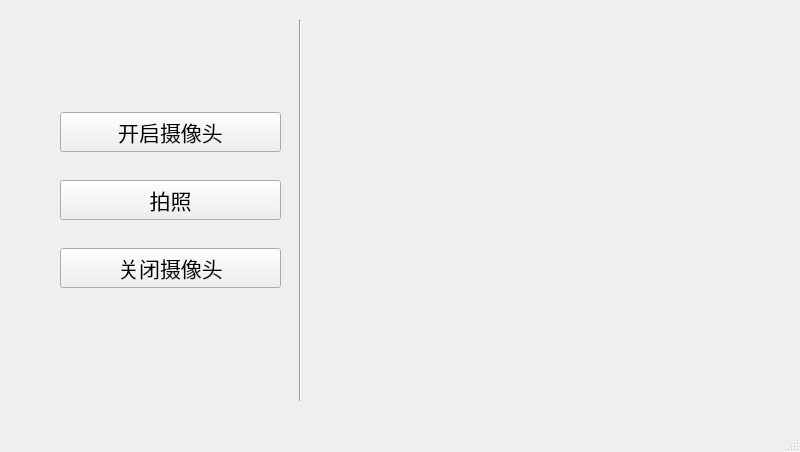
Mitty-Hu/CGproject, file GUIDesign.ui: the form before one commit.
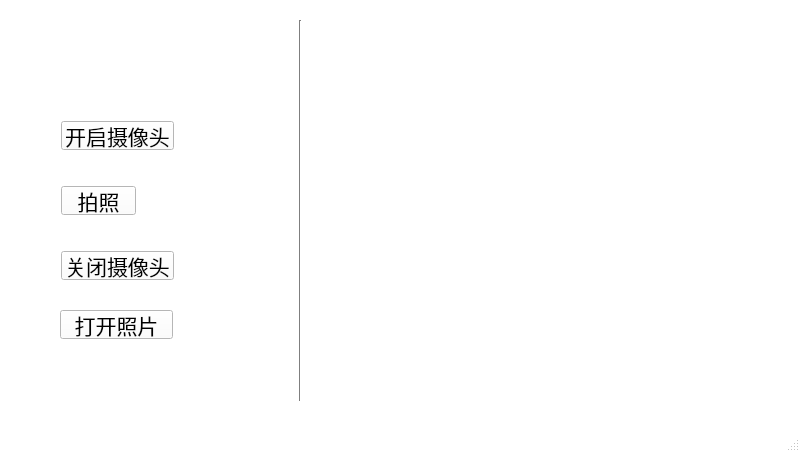
The form after the commit. Icons and pictures are not drawn.

Commit message: 添加了窗口图标和背景

The edit to the form file:
```diff
--- a/GUIDesign.ui
+++ b/GUIDesign.ui
@@ -10,6 +10,448 @@
     <height>452</height>
    </rect>
   </property>
+  <property name="palette">
+   <palette>
+    <active>
+     <colorrole role="WindowText">
+      <brush brushstyle="SolidPattern">
+       <color alpha="255">
+        <red>0</red>
+        <green>0</green>
+        <blue>0</blue>
+       </color>
+      </brush>
+     </colorrole>
+     <colorrole role="Button">
+      <brush brushstyle="SolidPattern">
+       <color alpha="255">
+        <red>255</red>
+        <green>255</green>
+        <blue>255</blue>
+       </color>
+      </brush>
+     </colorrole>
+     <colorrole role="Light">
+      <brush brushstyle="SolidPattern">
+       <color alpha="255">
+        <red>255</red>
+        <green>255</green>
+        <blue>255</blue>
+       </color>
+      </brush>
+     </colorrole>
+     <colorrole role="Midlight">
+      <brush brushstyle="SolidPattern">
+       <color alpha="255">
+        <red>255</red>
+        <green>255</green>
+        <blue>255</blue>
+       </color>
+      </brush>
+     </colorrole>
+     <colorrole role="Dark">
+      <brush brushstyle="SolidPattern">
+       <color alpha="255">
+        <red>127</red>
+        <green>127</green>
+        <blue>127</blue>
+       </color>
+      </brush>
+     </colorrole>
+     <colorrole role="Mid">
+      <brush brushstyle="SolidPattern">
+       <color alpha="255">
+        <red>170</red>
+        <green>170</green>
+        <blue>170</blue>
+       </color>
+      </brush>
+     </colorrole>
+     <colorrole role="Text">
+      <brush brushstyle="SolidPattern">
+       <color alpha="255">
+        <red>0</red>
+        <green>0</green>
+        <blue>0</blue>
+       </color>
+      </brush>
+     </colorrole>
+     <colorrole role="BrightText">
+      <brush brushstyle="SolidPattern">
+       <color alpha="255">
+        <red>255</red>
+        <green>255</green>
+        <blue>255</blue>
+       </color>
+      </brush>
+     </colorrole>
+     <colorrole role="ButtonText">
+      <brush brushstyle="SolidPattern">
+       <color alpha="255">
+        <red>0</red>
+        <green>0</green>
+        <blue>0</blue>
+       </color>
+      </brush>
+     </colorrole>
+     <colorrole role="Base">
+      <brush brushstyle="SolidPattern">
+       <color alpha="255">
+        <red>255</red>
+        <green>255</green>
+        <blue>255</blue>
+       </color>
+      </brush>
+     </colorrole>
+     <colorrole role="Window">
+      <brush brushstyle="SolidPattern">
+       <color alpha="255">
+        <red>255</red>
+        <green>255</green>
+        <blue>255</blue>
+       </color>
+      </brush>
+     </colorrole>
+     <colorrole role="Shadow">
+      <brush brushstyle="SolidPattern">
+       <color alpha="255">
+        <red>0</red>
+        <green>0</green>
+        <blue>0</blue>
+       </color>
+      </brush>
+     </colorrole>
+     <colorrole role="AlternateBase">
+      <brush brushstyle="SolidPattern">
+       <color alpha="255">
+        <red>255</red>
+        <green>255</green>
+        <blue>255</blue>
+       </color>
+      </brush>
+     </colorrole>
+     <colorrole role="ToolTipBase">
+      <brush brushstyle="SolidPattern">
+       <color alpha="255">
+        <red>255</red>
+        <green>255</green>
+        <blue>220</blue>
+       </color>
+      </brush>
+     </colorrole>
+     <colorrole role="ToolTipText">
+      <brush brushstyle="SolidPattern">
+       <color alpha="255">
+        <red>0</red>
+        <green>0</green>
+        <blue>0</blue>
+       </color>
+      </brush>
+     </colorrole>
+     <colorrole role="PlaceholderText">
+      <brush brushstyle="SolidPattern">
+       <color alpha="128">
+        <red>0</red>
+        <green>0</green>
+        <blue>0</blue>
+       </color>
+      </brush>
+     </colorrole>
+    </active>
+    <inactive>
+     <colorrole role="WindowText">
+      <brush brushstyle="SolidPattern">
+       <color alpha="255">
+        <red>0</red>
+        <green>0</green>
+        <blue>0</blue>
+       </color>
+      </brush>
+     </colorrole>
+     <colorrole role="Button">
+      <brush brushstyle="SolidPattern">
+       <color alpha="255">
+        <red>255</red>
+        <green>255</green>
+        <blue>255</blue>
+       </color>
+      </brush>
+     </colorrole>
+     <colorrole role="Light">
+      <brush brushstyle="SolidPattern">
+       <color alpha="255">
+        <red>255</red>
+        <green>255</green>
+        <blue>255</blue>
+       </color>
+      </brush>
+     </colorrole>
+     <colorrole role="Midlight">
+      <brush brushstyle="SolidPattern">
+       <color alpha="255">
+        <red>255</red>
+        <green>255</green>
+        <blue>255</blue>
+       </color>
+      </brush>
+     </colorrole>
+     <colorrole role="Dark">
+      <brush brushstyle="SolidPattern">
+       <color alpha="255">
+        <red>127</red>
+        <green>127</green>
+        <blue>127</blue>
+       </color>
+      </brush>
+     </colorrole>
+     <colorrole role="Mid">
+      <brush brushstyle="SolidPattern">
+       <color alpha="255">
+        <red>170</red>
+        <green>170</green>
+        <blue>170</blue>
+       </color>
+      </brush>
+     </colorrole>
+     <colorrole role="Text">
+      <brush brushstyle="SolidPattern">
+       <color alpha="255">
+        <red>0</red>
+        <green>0</green>
+        <blue>0</blue>
+       </color>
+      </brush>
+     </colorrole>
+     <colorrole role="BrightText">
+      <brush brushstyle="SolidPattern">
+       <color alpha="255">
+        <red>255</red>
+        <green>255</green>
+        <blue>255</blue>
+       </color>
+      </brush>
+     </colorrole>
+     <colorrole role="ButtonText">
+      <brush brushstyle="SolidPattern">
+       <color alpha="255">
+        <red>0</red>
+        <green>0</green>
+        <blue>0</blue>
+       </color>
+      </brush>
+     </colorrole>
+     <colorrole role="Base">
+      <brush brushstyle="SolidPattern">
+       <color alpha="255">
+        <red>255</red>
+        <green>255</green>
+        <blue>255</blue>
+       </color>
+      </brush>
+     </colorrole>
+     <colorrole role="Window">
+      <brush brushstyle="SolidPattern">
+       <color alpha="255">
+        <red>255</red>
+        <green>255</green>
+        <blue>255</blue>
+       </color>
+      </brush>
+     </colorrole>
+     <colorrole role="Shadow">
+      <brush brushstyle="SolidPattern">
+       <color alpha="255">
+        <red>0</red>
+        <green>0</green>
+        <blue>0</blue>
+       </color>
+      </brush>
+     </colorrole>
+     <colorrole role="AlternateBase">
+      <brush brushstyle="SolidPattern">
+       <color alpha="255">
+        <red>255</red>
+        <green>255</green>
+        <blue>255</blue>
+       </color>
+      </brush>
+     </colorrole>
+     <colorrole role="ToolTipBase">
+      <brush brushstyle="SolidPattern">
+       <color alpha="255">
+        <red>255</red>
+        <green>255</green>
+        <blue>220</blue>
+       </color>
+      </brush>
+     </colorrole>
+     <colorrole role="ToolTipText">
+      <brush brushstyle="SolidPattern">
+       <color alpha="255">
+        <red>0</red>
+        <green>0</green>
+        <blue>0</blue>
+       </color>
+      </brush>
+     </colorrole>
+     <colorrole role="PlaceholderText">
+      <brush brushstyle="SolidPattern">
+       <color alpha="128">
+        <red>0</red>
+        <green>0</green>
+        <blue>0</blue>
+       </color>
+      </brush>
+     </colorrole>
+    </inactive>
+    <disabled>
+     <colorrole role="WindowText">
+      <brush brushstyle="SolidPattern">
+       <color alpha="255">
+        <red>127</red>
+        <green>127</green>
+        <blue>127</blue>
+       </color>
+      </brush>
+     </colorrole>
+     <colorrole role="Button">
+      <brush brushstyle="SolidPattern">
+       <color alpha="255">
+        <red>255</red>
+        <green>255</green>
+        <blue>255</blue>
+       </color>
+      </brush>
+     </colorrole>
+     <colorrole role="Light">
+      <brush brushstyle="SolidPattern">
+       <color alpha="255">
+        <red>255</red>
+        <green>255</green>
+        <blue>255</blue>
+       </color>
+      </brush>
+     </colorrole>
+     <colorrole role="Midlight">
+      <brush brushstyle="SolidPattern">
+       <color alpha="255">
+        <red>255</red>
+        <green>255</green>
+        <blue>255</blue>
+       </color>
+      </brush>
+     </colorrole>
+     <colorrole role="Dark">
+      <brush brushstyle="SolidPattern">
+       <color alpha="255">
+        <red>127</red>
+        <green>127</green>
+        <blue>127</blue>
+       </color>
+      </brush>
+     </colorrole>
+     <colorrole role="Mid">
+      <brush brushstyle="SolidPattern">
+       <color alpha="255">
+        <red>170</red>
+        <green>170</green>
+        <blue>170</blue>
+       </color>
+      </brush>
+     </colorrole>
+     <colorrole role="Text">
+      <brush brushstyle="SolidPattern">
+       <color alpha="255">
+        <red>127</red>
+        <green>127</green>
+        <blue>127</blue>
+       </color>
+      </brush>
+     </colorrole>
+     <colorrole role="BrightText">
+      <brush brushstyle="SolidPattern">
+       <color alpha="255">
+        <red>255</red>
+        <green>255</green>
+        <blue>255</blue>
+       </color>
+      </brush>
+     </colorrole>
+     <colorrole role="ButtonText">
+      <brush brushstyle="SolidPattern">
+       <color alpha="255">
+        <red>127</red>
+        <green>127</green>
+        <blue>127</blue>
+       </color>
+      </brush>
+     </colorrole>
+     <colorrole role="Base">
+      <brush brushstyle="SolidPattern">
+       <color alpha="255">
+        <red>255</red>
+        <green>255</green>
+        <blue>255</blue>
+       </color>
+      </brush>
+     </colorrole>
+     <colorrole role="Window">
+      <brush brushstyle="SolidPattern">
+       <color alpha="255">
+        <red>255</red>
+        <green>255</green>
+        <blue>255</blue>
+       </color>
+      </brush>
+     </colorrole>
+     <colorrole role="Shadow">
+      <brush brushstyle="SolidPattern">
+       <color alpha="255">
+        <red>0</red>
+        <green>0</green>
+        <blue>0</blue>
+       </color>
+      </brush>
+     </colorrole>
+     <colorrole role="AlternateBase">
+      <brush brushstyle="SolidPattern">
+       <color alpha="255">
+        <red>255</red>
+        <green>255</green>
+        <blue>255</blue>
+       </color>
+      </brush>
+     </colorrole>
+     <colorrole role="ToolTipBase">
+      <brush brushstyle="SolidPattern">
+       <color alpha="255">
+        <red>255</red>
+        <green>255</green>
+        <blue>220</blue>
+       </color>
+      </brush>
+     </colorrole>
+     <colorrole role="ToolTipText">
+      <brush brushstyle="SolidPattern">
+       <color alpha="255">
+        <red>0</red>
+        <green>0</green>
+        <blue>0</blue>
+       </color>
+      </brush>
+     </colorrole>
+     <colorrole role="PlaceholderText">
+      <brush brushstyle="SolidPattern">
+       <color alpha="128">
+        <red>0</red>
+        <green>0</green>
+        <blue>0</blue>
+       </color>
+      </brush>
+     </colorrole>
+    </disabled>
+   </palette>
+  </property>
   <property name="windowTitle">
    <string>Facial health</string>
   </property>
@@ -40,71 +482,101 @@
      <string/>
     </property>
    </widget>
-   <widget class="QWidget" name="layoutWidget">
+   <widget class="QPushButton" name="button_OpenFile">
     <property name="geometry">
      <rect>
       <x>60</x>
-      <y>90</y>
-      <width>221</width>
-      <height>221</height>
+      <y>310</y>
+      <width>113</width>
+      <height>29</height>
      </rect>
     </property>
-    <layout class="QVBoxLayout" name="verticalLayout">
-     <item>
-      <widget class="QPushButton" name="button_OpenCamera">
-       <property name="font">
-        <font>
-         <pointsize>16</pointsize>
-        </font>
-       </property>
-       <property name="cursor">
-        <cursorShape>PointingHandCursor</cursorShape>
-       </property>
-       <property name="mouseTracking">
-        <bool>false</bool>
-       </property>
-       <property name="text">
-        <string>开启摄像头</string>
-       </property>
-      </widget>
-     </item>
-     <item>
-      <widget class="QPushButton" name="button_Capture">
-       <property name="font">
-        <font>
-         <pointsize>16</pointsize>
-        </font>
-       </property>
-       <property name="cursor">
-        <cursorShape>PointingHandCursor</cursorShape>
-       </property>
-       <property name="mouseTracking">
-        <bool>false</bool>
-       </property>
-       <property name="text">
-        <string>拍照</string>
-       </property>
-      </widget>
-     </item>
-     <item>
-      <widget class="QPushButton" name="button_CloseCamera">
-       <property name="font">
-        <font>
-         <pointsize>16</pointsize>
-        </font>
-       </property>
-       <property name="cursor">
-        <cursorShape>PointingHandCursor</cursorShape>
-       </property>
-       <property name="mouseTracking">
-        <bool>false</bool>
-       </property>
-       <property name="text">
-        <string>关闭摄像头</string>
-       </property>
-      </widget>
-     </item>
-    </layout>
+    <property name="font">
+     <font>
+      <pointsize>16</pointsize>
+     </font>
+    </property>
+    <property name="cursor">
+     <cursorShape>PointingHandCursor</cursorShape>
+    </property>
+    <property name="mouseTracking">
+     <bool>false</bool>
+    </property>
+    <property name="text">
+     <string>打开照片</string>
+    </property>
+   </widget>
+   <widget class="QPushButton" name="button_Capture">
+    <property name="geometry">
+     <rect>
+      <x>61</x>
+      <y>186</y>
+      <width>75</width>
+      <height>29</height>
+     </rect>
+    </property>
+    <property name="font">
+     <font>
+      <pointsize>16</pointsize>
+     </font>
+    </property>
+    <property name="cursor">
+     <cursorShape>PointingHandCursor</cursorShape>
+    </property>
+    <property name="mouseTracking">
+     <bool>false</bool>
+    </property>
+    <property name="text">
+     <string>拍照</string>
+    </property>
+   </widget>
+   <widget class="QPushButton" name="button_CloseCamera">
+    <property name="geometry">
+     <rect>
+      <x>61</x>
+      <y>251</y>
+      <width>113</width>
+      <height>29</height>
+     </rect>
+    </property>
+    <property name="font">
+     <font>
+      <pointsize>16</pointsize>
+     </font>
+    </property>
+    <property name="cursor">
+     <cursorShape>PointingHandCursor</cursorShape>
+    </property>
+    <property name="mouseTracking">
+     <bool>false</bool>
+    </property>
+    <property name="text">
+     <string>关闭摄像头</string>
+    </property>
+   </widget>
+   <widget class="QPushButton" name="button_OpenCamera">
+    <property name="geometry">
+     <rect>
+      <x>61</x>
+      <y>121</y>
+      <width>113</width>
+      <height>29</height>
+     </rect>
+    </property>
+    <property name="font">
+     <font>
+      <pointsize>16</pointsize>
+     </font>
+    </property>
+    <property name="cursor">
+     <cursorShape>PointingHandCursor</cursorShape>
+    </property>
+    <property name="mouseTracking">
+     <bool>false</bool>
+    </property>
+    <property name="text">
+     <string>开启摄像头</string>
+    </property>
    </widget>
   </widget>
   <widget class="QMenuBar" name="menubar">
```
Left out of the diff: 23 changed lines with no effect on the pictures. The commit also changes 3 other files.
